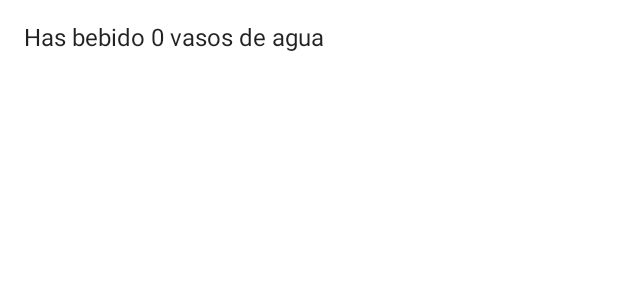
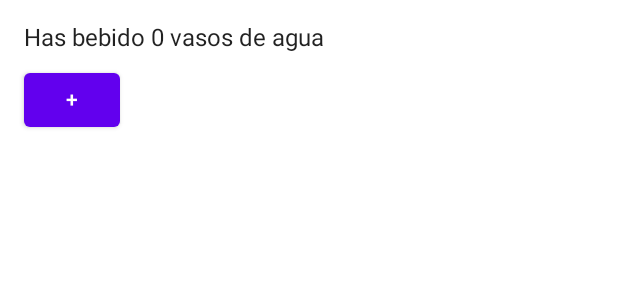
Before and after one commit to JoseCarlosPPK/BasicState_Android, an Android app built with Jetpack Compose: the @Preview function DefaultPreview, on a phone screen of 412 x 824 dp. Shown: the top 300 px of the screen. Run offline under Robolectric (Android 15) with nearby library versions, the phone set to English and light mode, and no system bars.

```diff
--- a/app/src/main/java/com/example/basicstate/WaterCount.kt
+++ b/app/src/main/java/com/example/basicstate/WaterCount.kt
@@ -1,6 +1,8 @@
 package com.example.basicstate
 
+import androidx.compose.foundation.layout.Column
 import androidx.compose.foundation.layout.padding
+import androidx.compose.material.Button
 import androidx.compose.material.Text
 import androidx.compose.runtime.Composable
 import androidx.compose.ui.Modifier
@@ -8,15 +10,23 @@ import androidx.compose.ui.res.stringResource
 import androidx.compose.ui.unit.dp
 
 /**
- * Muestra cuántos basos de agua te has bebido
+ * Muestra cuántos basos de agua te has bebido y proporciona un botón de incremento
  * @param modifier Permite cambiar el aspecto
  */
 @Composable
 fun WaterCounter(modifier: Modifier = Modifier) {
-    val numVasos = 0
+    var numVasos = 0
 
-    Text(
-        text = stringResource(id = R.string.contador_vasos, numVasos),
-        modifier = Modifier.padding(16.dp)
-    )
+    Column(modifier = modifier.padding(16.dp)) {
+        Text(
+            text = stringResource(id = R.string.contador_vasos, numVasos),
+        )
+
+        Button(
+            onClick = { ++numVasos },
+            modifier = Modifier.padding(top = 8.dp)
+        ) {
+            Text(text = stringResource(id = R.string.suma))
+        }
+    }
 }
--- a/app/src/main/res/values/strings.xml
+++ b/app/src/main/res/values/strings.xml
@@ -1,4 +1,5 @@
 <resources>
     <string name="app_name">BasicState</string>
     <string name="contador_vasos">Has bebido %d vasos de agua</string>
+    <string name="suma">+</string>
 </resources>
```
